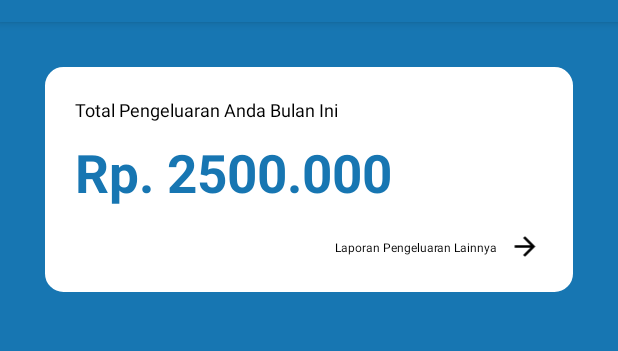
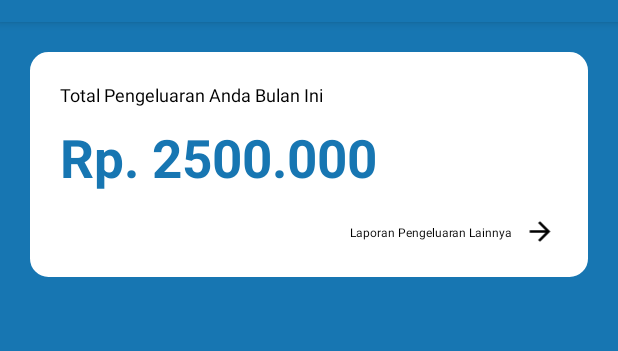
Before and after one commit to arifsetia/pengeluaranHarianAndroid, an Android app: the screen it shows after launch (MainActivity), on a phone screen of 412 x 824 dp, the part 62-413 px from its top. Run offline under Robolectric (Android 15) with nearby library versions, the phone set to English and light mode, and no system bars.

Commit message:
add recycler view

```diff
--- a/app/build.gradle
+++ b/app/build.gradle
@@ -26,4 +26,11 @@ dependencies {
     testImplementation 'junit:junit:4.12'
     androidTestImplementation 'androidx.test.ext:junit:1.1.1'
     androidTestImplementation 'androidx.test.espresso:espresso-core:3.2.0'
+
+    def recyclerview_version = "1.0.0"
+    implementation "androidx.recyclerview:recyclerview:$recyclerview_version"
+    // For control over item selection of both touch and mouse driven selection
+    implementation "androidx.recyclerview:recyclerview-selection:$recyclerview_version"
+
+
 }
--- a/app/src/main/res/layout/activity_main.xml
+++ b/app/src/main/res/layout/activity_main.xml
@@ -10,7 +10,7 @@
     <LinearLayout
         android:layout_width="match_parent"
         android:layout_height="match_parent"
-        android:padding="30dp"
+        android:padding="20dp"
         android:orientation="horizontal">
 
         <LinearLayout
@@ -67,6 +67,23 @@
 
         </LinearLayout>
 
+        <ScrollView
+            android:layout_width="wrap_content"
+            android:layout_height="wrap_content">
+            <androidx.recyclerview.widget.RecyclerView
+                android:id="@+id/mRecyclerView"
+                android:layout_width="0dp"
+                android:layout_height="0dp"
+                android:layout_marginBottom="8dp"
+                android:layout_marginEnd="8dp"
+                android:layout_marginStart="8dp"
+                android:layout_marginTop="8dp"
+                app:layout_constraintBottom_toBottomOf="parent"
+                app:layout_constraintEnd_toEndOf="parent"
+                app:layout_constraintStart_toStartOf="parent"
+                app:layout_constraintTop_toTopOf="parent"
+                />
+        </ScrollView>
 
 
 
```
